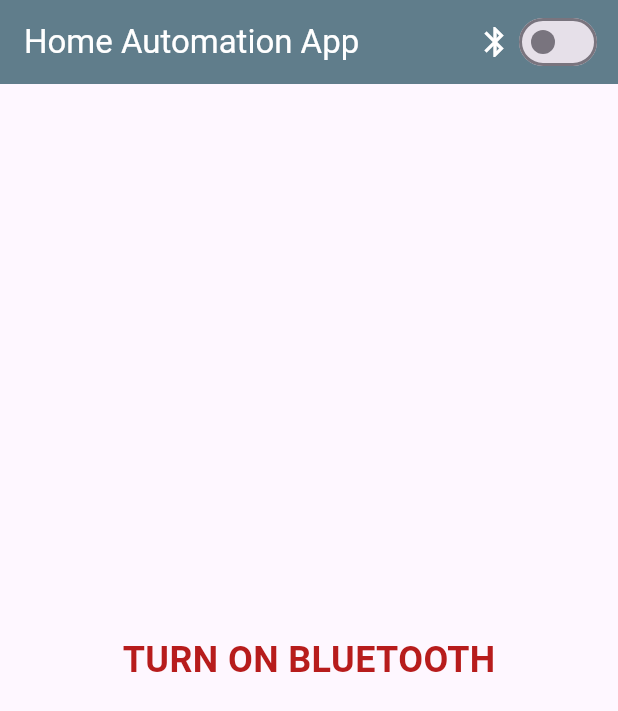
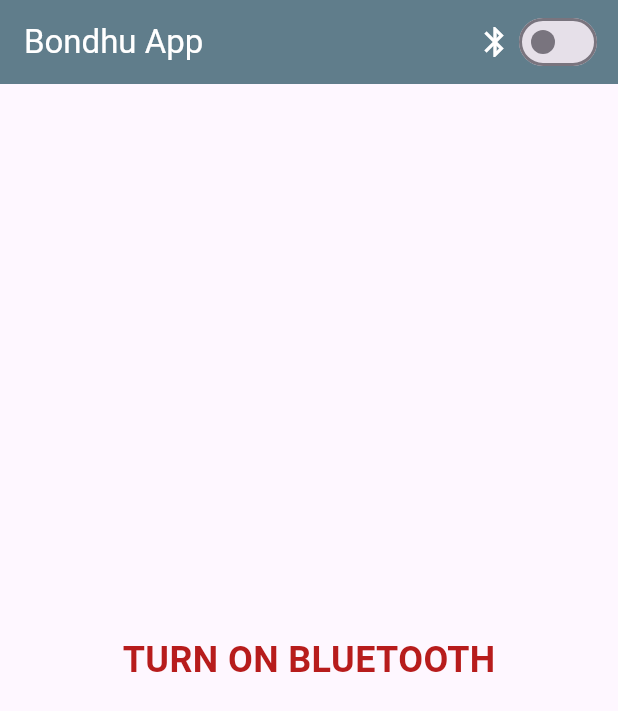
Before and after one commit to ismailariyan/bangla-voice-control-arduino-bt, a Flutter app: the screen it shows after launch, on a phone screen of 412 x 824 dp. Shown: the top 711 px of the screen. Run offline on Flutter 3.47's test engine with Material 3 defaults, Android fonts, the phone set to English and light mode, and no system bars; our stand-ins replace avatar_glow, speech_to_text; missing offline and left inert: flutter_bluetooth_serial_ble.

Commit message:
changes made for client's need,(logo and name change)

```diff
--- a/lib/ChatPage.dart
+++ b/lib/ChatPage.dart
@@ -142,7 +142,7 @@ class _ChatPage extends State<ChatPage> {
     return Scaffold(
       appBar: AppBar(
           title: (isConnecting
-              ? Text('Connecting chat to ' + serverName + '...')
+              ? Text('Connecting to ' + serverName + '...')
               : isConnected
                   ? Text('Live with ' + serverName)
                   : Text('Command History ' + serverName))),
@@ -274,7 +274,9 @@ class _ChatPage extends State<ChatPage> {
     ];
     const RGBOffPhrases = [
       "রঙিন বাতি নিভাও",
-      "রঙিন বাতি বন্ধ কর","রঙিন বাতি বন্ধ","রঙ্গিন বাতি বন্ধ",
+      "রঙিন বাতি বন্ধ কর",
+      "রঙিন বাতি বন্ধ",
+      "রঙ্গিন বাতি বন্ধ",
       "রঙিন লাইট নিভাও",
       "রঙিন লাইট বন্ধ কর",
       "রঙিন লাইট বন্ধ করো",
--- a/lib/MainPage.dart
+++ b/lib/MainPage.dart
@@ -1,8 +1,6 @@
 import 'dart:async';
-
 import 'package:flutter/material.dart';
 import 'package:flutter_bluetooth_serial_ble/flutter_bluetooth_serial_ble.dart';
-
 import './BackgroundCollectedPage.dart';
 import './BackgroundCollectingTask.dart';
 import './ChatPage.dart';
@@ -55,7 +53,7 @@ class _MainPage extends State<MainPage> {
     return Scaffold(
       appBar: AppBar(
         title: const Text(
-          'Home Automation App',
+          'Bondhu App',
           style: TextStyle(color: Colors.white),
         ),
         backgroundColor: Colors.blueGrey,
```
Also changed, not shown: 19 other files.
